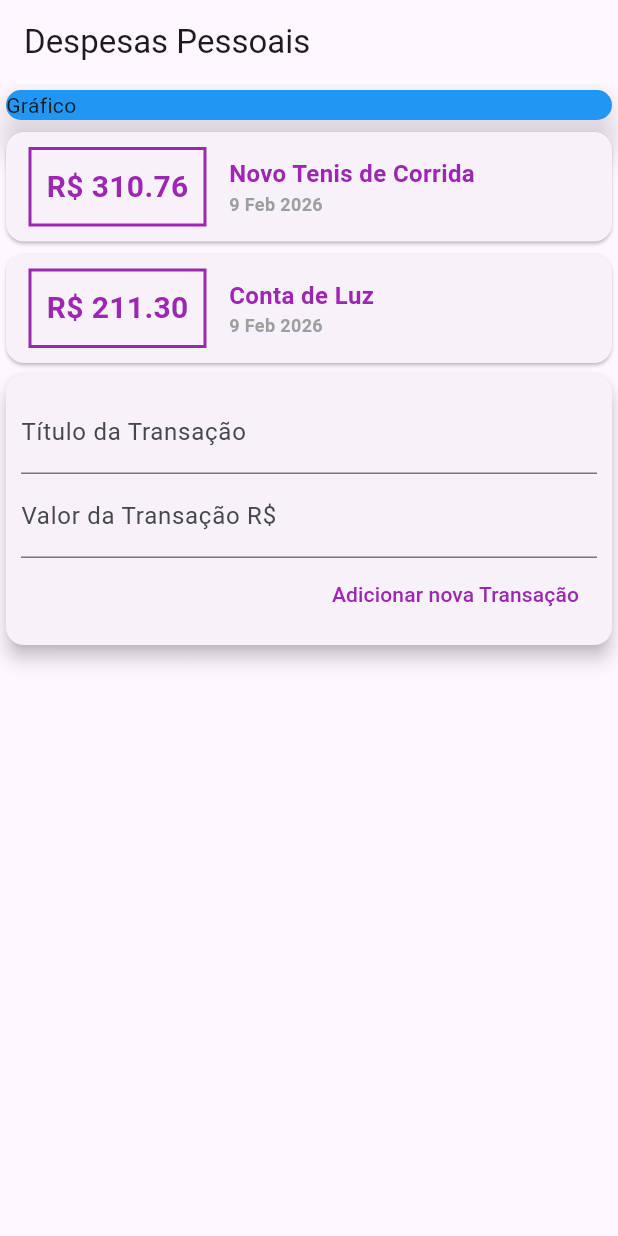
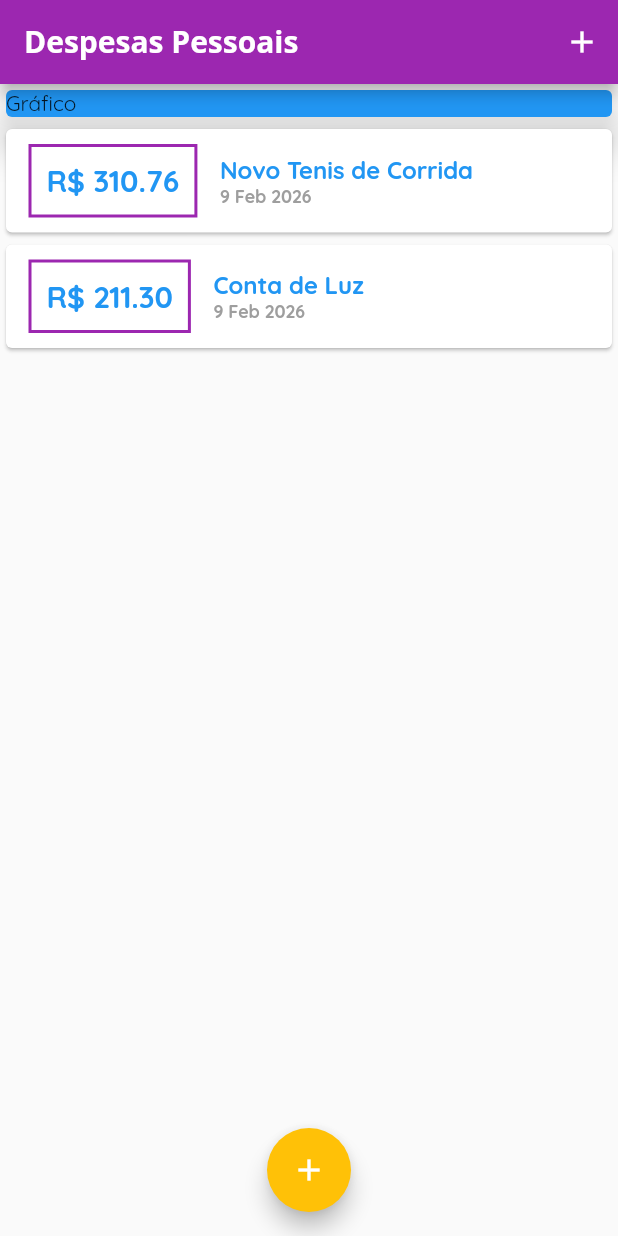
Before and after one commit to liviamariapr/appFinancas, a Flutter app: the screen it shows after launch, on a phone screen of 412 x 824 dp. Run offline on Flutter 3.47's test engine with Material 3 defaults, Android fonts, the phone set to English and light mode, and no system bars.

Commit message:
adição de fonte, separação de widgets, design do theme

```diff
--- /dev/null
+++ b/lib/componets/transaction_list.dart
@@ -0,0 +1,69 @@
+import 'package:flutter/material.dart';
+import '../models/transaction.dart';
+import 'package:intl/intl.dart';
+
+class TransactionList extends StatelessWidget{
+
+  final List<Transaction> transactions;
+
+  TransactionList(this.transactions);
+  Widget build(BuildContext context){
+    return Container(
+      height: 500,
+      child: ListView.builder(
+              itemCount:transactions.length,
+              itemBuilder: (ctx, index){
+                final tr = transactions[index];
+                return Card(
+                  child: Row(
+                    children: <Widget>[
+                      Container(
+                        margin: EdgeInsets.symmetric(
+                          horizontal: 15,
+                          vertical: 10,
+                        ),
+                        decoration: BoxDecoration(
+                          border: Border.all(
+                            color: Colors.purple,
+                            width:2,
+                          ),
+                        ),
+                        padding: EdgeInsets.all(10),
+                        child: Text(
+                          'R\$ ${tr.value.toStringAsFixed(2)}',
+                          style: TextStyle(
+                            fontWeight: FontWeight.bold,
+                            fontSize: 20,
+                            color: Theme.of(context).primaryColor,
+                          ),
+                        ),
+                      ),
+                      Column(
+                        crossAxisAlignment: CrossAxisAlignment.start,
+                        children: <Widget>[
+                          Text(
+                            tr.title,
+                            style: TextStyle(
+                              fontWeight: FontWeight.bold,
+                              fontSize:16,
+                              color: Theme.of(context).primaryColor,
+                            )),
+                          Text(
+                            DateFormat('d MMM y').format(tr.date),
+                            style: TextStyle(
+                              fontWeight: FontWeight.bold,
+                              fontSize: 12,
+                              color: Colors.grey,
+                            ),),
+                        ],
+                      )
+                    ],
+                  ),
+                );
+              },
+
+            ),
+    );
+  }
+
+}
--- a/lib/main.dart
+++ b/lib/main.dart
@@ -1,7 +1,10 @@
 
 import 'package:flutter/material.dart';
 import 'models/transaction.dart';
-import 'package:intl/intl.dart';
+import './componets/transaction_form.dart';
+import './componets/transaction_list.dart';
+import 'models/transaction.dart';
+import 'dart:math';
 main(){
   runApp(FinancasApp());
 }
@@ -9,14 +12,37 @@
   @override
   Widget build (BuildContext context){
     return MaterialApp(
-      home: MyHomePage()
+      home: MyHomePage(),
+      theme: ThemeData(
+        useMaterial3:false,
+        appBarTheme: AppBarTheme(
+          backgroundColor: Colors.purple,
+          foregroundColor: Colors.white,
+          titleTextStyle: TextStyle(
+            fontFamily: 'OpenSans',
+            fontSize: 20,
+            fontWeight: FontWeight.w700,
+          ),
+        ),
+        colorScheme: ColorScheme.fromSeed(
+          seedColor: Colors.amber,
+          primary: Colors.purple,
+          secondary: Colors.amber,
+        ),
+        fontFamily: 'Quicksand',
+        ),
       );
   }
 
 }
-class MyHomePage extends StatelessWidget{
-  final titleController= TextEditingController();
-  final valueController = TextEditingController();
+class MyHomePage extends StatefulWidget{
+
+  @override
+  State<MyHomePage> createState() => _MyHomePageState();
+}
+
+class _MyHomePageState extends State<MyHomePage> {
+
   final _transactions =[
     Transaction(
       id: 't1',
@@ -31,12 +57,44 @@
       date: DateTime.now(),
     ),
   ];
+   addTransaction(String title,double value){
+    final newTransaction = Transaction(
+    id: Random().nextDouble().toString(),
+    title: title,
+    value: value,
+    date: DateTime.now(),
+    );
+
+    setState(() {
+      _transactions.add(newTransaction);
+    });
+    Navigator.of(context).pop();
+  }
+
+_opentransactionFormModal(BuildContext context){
+  showModalBottomSheet(
+    context: context,
+    builder: (_){
+      return  TransactionForm(addTransaction);
+    }
+  );
+}
+
   Widget build(BuildContext context){
     return Scaffold(
       appBar: AppBar(
-        title: Text('Despesas Pessoais'),
+        title: Text(
+          'Despesas Pessoais',
         ),
-      body: Column(
+        actions: <Widget>[
+          IconButton (
+            icon: Icon(Icons.add),
+            onPressed: () => _opentransactionFormModal(context),
+          )
+        ],
+      ),
+      body: SingleChildScrollView(
+        child: Column(
           crossAxisAlignment: CrossAxisAlignment.stretch,
           children: <Widget>[
             Container(
@@ -47,96 +105,17 @@
                 elevation:10,
               ),
             ),
-          Column(
-            children: _transactions.map((tr) {
-              return Card(
-                child: Row(
-                  children: <Widget>[
-                    Container(
-                      margin: EdgeInsets.symmetric(
-                        horizontal: 15,
-                        vertical: 10,
-                      ),
-                      decoration: BoxDecoration(
-                        border: Border.all(
-                          color: Colors.purple,
-                          width:2,
-                        ),
-                      ),
-                      padding: EdgeInsets.all(10),
-                      child: Text(
-                        'R\$ ${tr.value.toStringAsFixed(2)}',
-                        style: TextStyle(
-                          fontWeight: FontWeight.bold,
-                          fontSize: 20,
-                          color: Colors.purple,
-                        ),
-                      ),
-                    ),
-                    Column(
-                      crossAxisAlignment: CrossAxisAlignment.start,
-                      children: <Widget>[
-                        Text(
-                          tr.title,
-                          style: TextStyle(
-                            fontWeight: FontWeight.bold,
-                            fontSize:16,
-                            color: Colors.purple,
-                          )),
-                        Text(
-                          DateFormat('d MMM y').format(tr.date),
-                          style: TextStyle(
-                            fontWeight: FontWeight.bold,
-                            fontSize: 12,
-                            color: Colors.grey,
-                          ),),
-                      ],
-                    )
-                  ],
-                ),
-              );
-            }).toList(),
-          ),
-          Card(
-            elevation: 5,
-            child: Padding(
-              padding: const EdgeInsets.all(10),
-              child: Column(
-                crossAxisAlignment: CrossAxisAlignment.end,
-                children: <Widget>[
-                  TextField(
-                    controller: titleController,
-                    decoration: InputDecoration(
-                      labelText: 'Título da Transação',
-                    ),
-                  ),
-                  TextField(
-                    controller: valueController,
-                    decoration: InputDecoration(
-                      labelText: 'Valor da Transação R\$ ',
-                    ),
-                  ),
-                  TextButton(
-                    child: Text(
-                      'Adicionar nova Transação',
-                      style: TextStyle(
-                        color: Colors.purple,
-                      ),
-                    ),
-                    onPressed: (){
-                      print(titleController.text);
-                      print(valueController.text);
-                    },
-                  )
+            TransactionList(_transactions),
           ],
         ),
       ),
+      floatingActionButton:  FloatingActionButton(
+        child: Icon(Icons.add),
+        onPressed: () => _opentransactionFormModal(context),
       ),
-        ],
-      ),
+      floatingActionButtonLocation: FloatingActionButtonLocation.centerFloat,
     );
 
 
   }
-
 }
```
Also changed, not shown: lib/componets/transaction_form.dart (added, +66 -0 lines), pubspec.yaml (+11 -6 lines), assets/fonts/OpenSans-Bold.ttf (added), assets/fonts/OpenSans-Regular.ttf (added), assets/fonts/Quicksand-Bold.ttf (added), assets/fonts/Quicksand-Light.ttf (added), assets/fonts/Quicksand-Medium.ttf (added), assets/fonts/Quicksand-Regular.ttf (added). Lines whose indentation alone changed are shown as unchanged.
